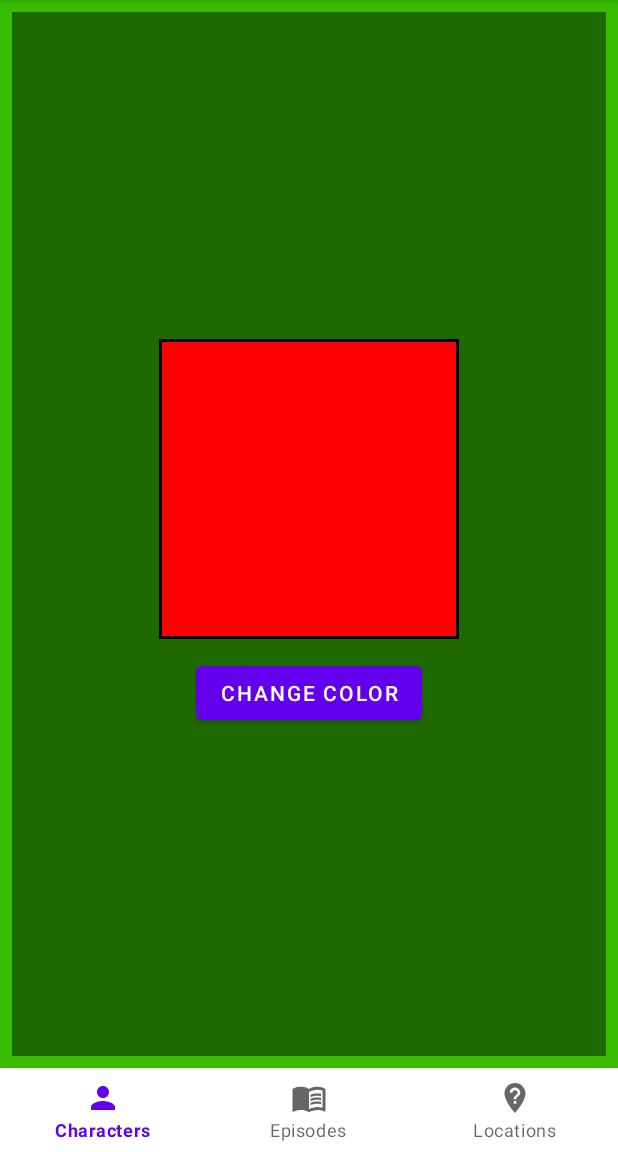
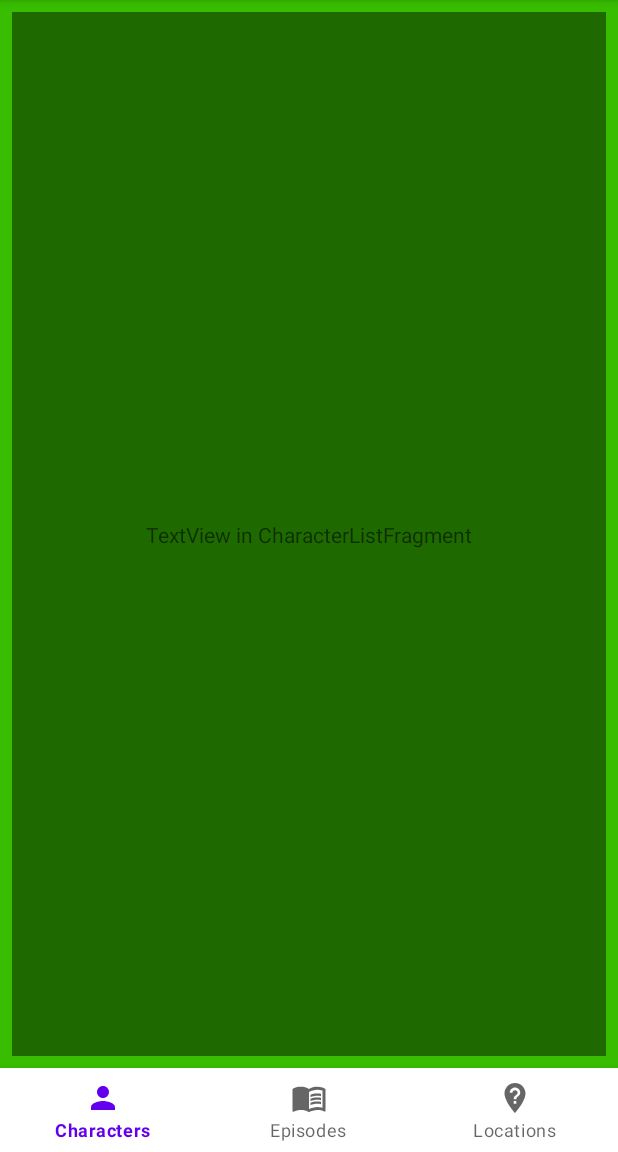
Before and after one commit to ThePhyrus/TheRickAndMorty, an Android app: the screen it shows after launch (MainActivity), on a phone screen of 412 x 824 dp, the part 84-1236 px from its top. Run offline under Robolectric (Android 15) with nearby library versions, the phone set to English and light mode, and no system bars.

Commit message:
Удалил всё, что связанно с цветным приложением

```diff
--- a/app/src/main/AndroidManifest.xml
+++ b/app/src/main/AndroidManifest.xml
@@ -14,7 +14,7 @@
         android:theme="@style/Theme.TheRickAndMorty"
         tools:targetApi="31">
         <activity
-            android:name=".MainActivity"
+            android:name=".views.MainActivity"
             android:exported="true">
             <intent-filter>
                 <action android:name="android.intent.action.MAIN" />
--- a/app/src/main/java/roman/bannikov/therickandmorty/App.kt
+++ b/app/src/main/java/roman/bannikov/therickandmorty/App.kt
@@ -3,7 +3,8 @@ package roman.bannikov.therickandmorty
 import android.app.Application
 import roman.bannikov.foundation.BaseApplication
 import roman.bannikov.foundation.model.Repository
-import roman.bannikov.therickandmorty.model.colors.InMemoryColorsRepository
+import roman.bannikov.therickandmorty.models.character.InMemoryCharacterRepository
+
 
 /**
  * Точка входа в приложение (прописывается в манифесте). Этот класс являестся "singletone scope",
@@ -23,7 +24,7 @@ class App : Application(), BaseApplication {
      */
     //переопределяем из BaseApplication:
     override val repositories: List<Repository> = listOf<Repository>(
-        InMemoryColorsRepository() //Можно добавить ещё репозитории через запятую
+        InMemoryCharacterRepository() //Можно добавить ещё репозитории через запятую
     )
 
 }
--- a/app/src/main/java/roman/bannikov/therickandmorty/model/colors/ColorsRepository.kt
+++ /dev/null
@@ -1,43 +0,0 @@
-package roman.bannikov.therickandmorty.model.colors
-
-import roman.bannikov.foundation.model.Repository
-
-typealias ColorListener = (NamedColor) -> Unit
-
-/**
- * Repository interface example.
- *
- * Provides access to the available colors and current selected color.
- *
- * Наследуется от класса Repository из пакета foundation и поределяет список действий, полей,
- * будут доступны для этого репозитория. Именно этот (ColorsRepository) интерфейс будет
- * использоваться для конструктора вью-модели, которая будет работать с ColorsRepository. А уже
- * конкретная реализация ColorsRepository (пока одна и называется InMemoryColorsRepository)
- * реализует interface ColorsRepository.
- */
-interface ColorsRepository : Repository {
-
-    var currentColor: NamedColor
-
-    /**
-     * Get the list of all available colors that may be chosen by the user.
-     */
-    fun getAvailableColors(): List<NamedColor>
-
-    /**
-     * Get the color content by its ID
-     */
-    fun getById(id: Long): NamedColor
-
-    /**
-     * Listen for the current color changes.
-     * The listener is triggered immediately with the current value when calling this method.
-     */
-    fun addListener(listener: ColorListener)
-
-    /**
-     * Stop listening for the current color changes
-     */
-    fun removeListener(listener: ColorListener)
-
-}
--- a/app/src/main/java/roman/bannikov/therickandmorty/model/colors/InMemoryColorsRepository.kt
+++ /dev/null
@@ -1,60 +0,0 @@
-package roman.bannikov.therickandmorty.model.colors
-
-import android.graphics.Color
-
-/**
- * Simple in-memory implementation of [ColorsRepository]
- *
- * Вся реализация интерфейса ColorsRepository пока сводится к тому, что все цвета пока просто
- * хранятся в памяти приложения. Но о данной конкретной реализации интерфейса ColorsRepository
- * вью-модель абсолютно ничего не знает. Вью-модель знает только сам интерфейс ColorsRepository, а
- * какая реализация будет у интерфейса ColorsRepository определяется в классе App.
- *
- */
-class InMemoryColorsRepository : ColorsRepository {
-
-    override var currentColor: NamedColor = AVAILABLE_COLORS[0]
-        set(value) {
-            if (field != value) {
-                field = value
-                listeners.forEach { it(value) }
-            }
-        }
-
-    private val listeners = mutableSetOf<ColorListener>()
-
-    override fun getAvailableColors(): List<NamedColor> = AVAILABLE_COLORS
-
-    override fun addListener(listener: ColorListener) {
-        listeners += listener
-        listener(currentColor)
-    }
-
-    override fun removeListener(listener: ColorListener) {
-        listeners -= listener
-    }
-
-    override fun getById(id: Long): NamedColor {
-        return AVAILABLE_COLORS.first { it.id == id }
-    }
-
-    companion object { //тут цвета хранятся
-        private val AVAILABLE_COLORS = listOf(
-            NamedColor(1, "Red", Color.RED),
-            NamedColor(2, "Green", Color.GREEN),
-            NamedColor(3, "Blue", Color.BLUE),
-            NamedColor(4, "Yellow", Color.YELLOW),
-            NamedColor(5, "Magenta", Color.MAGENTA),
-            NamedColor(6, "Cyan", Color.CYAN),
-            NamedColor(7, "Gray", Color.GRAY),
-            NamedColor(8, "Navy", Color.rgb(0, 0, 128)),
-            NamedColor(9, "Pink", Color.rgb(255, 20, 147)),
-            NamedColor(10, "Sienna", Color.rgb(160, 82, 45)),
-            NamedColor(11, "Khaki", Color.rgb(240, 230, 140)),
-            NamedColor(12, "Forest Green", Color.rgb(34, 139, 34)),
-            NamedColor(13, "Sky", Color.rgb(135, 206, 250)),
-            NamedColor(14, "Olive", Color.rgb(107, 142, 35)),
-            NamedColor(15, "Violet", Color.rgb(148, 0, 211)),
-        )
-    }
-}
--- a/app/src/main/java/roman/bannikov/therickandmorty/model/colors/NamedColor.kt
+++ /dev/null
@@ -1,10 +0,0 @@
-package roman.bannikov.therickandmorty.model.colors
-
-/**
- * Represents color data
- */
-data class NamedColor(
-    val id: Long,
-    val name: String,
-    val value: Int
-)
--- a/app/src/main/java/roman/bannikov/therickandmorty/model/character/TheCharacter.kt
+++ b/app/src/main/java/roman/bannikov/therickandmorty/models/character/Character.kt
@@ -1,6 +1,6 @@
-package roman.bannikov.therickandmorty.model.character
+package roman.bannikov.therickandmorty.models.character
 
-data class TheCharacter(
+data class Character(
     val id: Long,
     val name:String,
     val species:String,
--- /dev/null
+++ b/app/src/main/java/roman/bannikov/therickandmorty/models/character/CharacterRepository.kt
@@ -0,0 +1,45 @@
+package roman.bannikov.therickandmorty.models.character
+
+import roman.bannikov.foundation.model.Repository
+
+
+typealias CharacterListener = (Character) -> Unit
+
+
+/**
+ * Repository interface example.
+ *
+ * Provides access to the available colors and current selected color.
+ *
+ * Наследуется от класса Repository из пакета foundation и поределяет список действий, полей,
+ * будут доступны для этого репозитория. Именно этот (CharacterRepository) интерфейс будет
+ * использоваться для конструктора вью-модели, которая будет работать с CharacterRepository. А уже
+ * конкретная реализация CharacterRepository (пока одна и называется InMemoryCharacterRepository)
+ * реализует interface CharacterRepository... Сам-то понял, что сказал??.
+ */
+interface CharacterRepository : Repository {
+
+    var selectedCharacter: Character
+
+    /**
+     * Get the list of all characters that may be chosen by the user.
+     */
+    fun getCharacterList(): List<Character>
+
+    /**
+     * Get the character by its ID
+     */
+    fun getById(id: Long): Character
+
+    /**
+     * Listen for the changes.
+     * The listener is triggered immediately with the current value when calling this method.
+     */
+    fun addListener(listener: CharacterListener)
+
+    /**
+     * Stop listening for the changes
+     */
+    fun removeListener(listener: CharacterListener)
+
+}
--- /dev/null
+++ b/app/src/main/java/roman/bannikov/therickandmorty/models/character/InMemoryCharacterRepository.kt
@@ -0,0 +1,51 @@
+package roman.bannikov.therickandmorty.models.character
+
+import android.graphics.Color
+
+/**
+ * Simple in-memory implementation of [CharacterRepository]
+ *
+ * Вся реализация интерфейса CharacterRepository пока сводится к тому, что все персонажи пока просто
+ * хранятся в памяти приложения. Но о данной конкретной реализации интерфейса CharacterRepository
+ * вью-модель абсолютно ничего не знает. Вью-модель знает только сам интерфейс CharacterRepository,
+ * а какая реализация будет у интерфейса CharacterRepository определяется в классе App.
+ *
+ */
+class InMemoryCharacterRepository : CharacterRepository {
+
+   override var selectedCharacter: Character = SAVED_CHARACTERS[0]
+        set(value) {
+            if (field != value) {
+                field = value
+                listeners.forEach { it(value) }
+            }
+        }
+
+    private val listeners = mutableSetOf<CharacterListener>()
+
+
+    companion object { //тут персонажи хранятся
+        private val SAVED_CHARACTERS =
+            listOf(Character(id = 100L, "Roman", "Human", "Male", "Alive"))
+    }
+
+
+    override fun getCharacterList(): List<Character> {
+        return SAVED_CHARACTERS
+    }
+
+    override fun getById(id: Long): Character {
+        return SAVED_CHARACTERS.first { it.id == id }
+    }
+
+    override fun addListener(listener: CharacterListener) {
+        listeners += listener
+        listener(selectedCharacter)
+    }
+
+    override fun removeListener(listener: CharacterListener) {
+        listeners -= listener
+    }
+
+
+}
--- a/app/src/main/java/roman/bannikov/therickandmorty/MainActivity.kt
+++ b/app/src/main/java/roman/bannikov/therickandmorty/views/MainActivity.kt
@@ -1,4 +1,4 @@
-package roman.bannikov.therickandmorty
+package roman.bannikov.therickandmorty.views
 
 import android.os.Bundle
 import androidx.appcompat.app.AppCompatActivity
@@ -10,9 +10,10 @@ import roman.bannikov.foundation.utils.viewModelCreator
 
 
 import roman.bannikov.foundation.views.FragmentsHolder
+import roman.bannikov.therickandmorty.R
 import roman.bannikov.therickandmorty.databinding.ActivityMainBinding
-import roman.bannikov.therickandmorty.views.character.CharacterListFragment
-import roman.bannikov.therickandmorty.views.currentcolor.CurrentColorFragment
+import roman.bannikov.therickandmorty.adapters.character.CharacterListFragment
+
 
 /**
  * This application is a single-activity app. MainActivity is a container
@@ -56,7 +57,7 @@ class MainActivity : AppCompatActivity(), FragmentsHolder {
                 popEnterAnim = R.anim.pop_enter,
                 popExitAnim = R.anim.pop_exit
             ),
-            initialScreenCreator = { CurrentColorFragment.Screen() }
+            initialScreenCreator = { CharacterListFragment.Screen() }
         )
         navigator.onCreate(savedInstanceState) // создали навигатор, передали в него бандл
 
--- a/app/src/main/java/roman/bannikov/therickandmorty/views/currentcolor/CurrentColorFragment.kt
+++ /dev/null
@@ -1,40 +0,0 @@
-package roman.bannikov.therickandmorty.views.currentcolor
-
-import android.os.Bundle
-import android.view.LayoutInflater
-import android.view.View
-import android.view.ViewGroup
-
-import roman.bannikov.foundation.views.BaseFragment
-import roman.bannikov.foundation.views.BaseScreen
-import roman.bannikov.foundation.views.screenViewModel
-import roman.bannikov.therickandmorty.databinding.FragmentCurrentColorBinding
-
-class CurrentColorFragment : BaseFragment() {
-
-    /**
-     * Стартовы фрагмент
-     * */
-
-
-    // no arguments for this screen
-    class Screen : BaseScreen // определяется скрин для этого фрагмента
-
-    override val viewModel by screenViewModel<CurrentColorViewModel>()
-
-    override fun onCreateView(inflater: LayoutInflater, container: ViewGroup?, savedInstanceState: Bundle?): View {
-        val binding = FragmentCurrentColorBinding.inflate(inflater, container, false)
-
-        viewModel.currentColor.observe(viewLifecycleOwner) {
-            binding.colorView.setBackgroundColor(it.value)
-        }
-
-        binding.changeColorButton.setOnClickListener {
-            viewModel.changeColor()
-        }
-
-        return binding.root
-    }
-
-
-}
--- a/app/src/main/java/roman/bannikov/therickandmorty/views/currentcolor/CurrentColorViewModel.kt
+++ /dev/null
@@ -1,62 +0,0 @@
-package roman.bannikov.therickandmorty.views.currentcolor
-
-import androidx.lifecycle.LiveData
-import androidx.lifecycle.MutableLiveData
-import roman.bannikov.foundation.navigator.Navigator
-import roman.bannikov.foundation.uiactions.UiActions
-import roman.bannikov.foundation.views.BaseViewModel
-import roman.bannikov.therickandmorty.R
-import roman.bannikov.therickandmorty.model.colors.ColorListener
-import roman.bannikov.therickandmorty.model.colors.ColorsRepository
-import roman.bannikov.therickandmorty.model.colors.NamedColor
-import roman.bannikov.therickandmorty.views.changecolor.ChangeColorFragment
-
-class CurrentColorViewModel(
-    //перечисляем зависимости этой вью-модели
-    private val navigator: Navigator,
-    private val uiActions: UiActions,
-    private val colorsRepository: ColorsRepository
-) : BaseViewModel() {
-
-    private val _currentColor = MutableLiveData<NamedColor>()
-    val currentColor: LiveData<NamedColor> = _currentColor
-
-    private val colorListener: ColorListener = {
-        _currentColor.postValue(it)
-    }
-
-    // --- example of listening results via model layer
-
-    init {
-        colorsRepository.addListener(colorListener)
-    }
-
-    override fun onCleared() {
-        super.onCleared()
-        colorsRepository.removeListener(colorListener)
-    }
-
-    // --- example of listening results directly from the screen
-
-    override fun onResult(result: Any) {
-        /**
-         * Пример слушанья результата полученного во вором экране.
-         * То есть, когда во втором экране выбрали нужный цвет и нажали на кнопку save, второй
-         * экран посылает результат, а этот экран его получает.
-         * */
-        super.onResult(result)
-        if (result is NamedColor) {
-            val message = uiActions.getString(R.string.changed_color, result.name)
-            uiActions.toast(message)
-        }
-    }
-
-    // ---
-
-    fun changeColor() {
-        val currentColor = currentColor.value ?: return
-        val screen = ChangeColorFragment.Screen(currentColor.id)
-        navigator.launch(screen)
-    }
-
-}
--- a/app/src/main/res/layout/activity_main.xml
+++ b/app/src/main/res/layout/activity_main.xml
@@ -5,7 +5,7 @@
     android:layout_width="match_parent"
     android:layout_height="match_parent"
     android:background="@color/mr_main_background_color"
-    tools:context=".MainActivity">
+    tools:context=".views.MainActivity">
 
     <androidx.fragment.app.FragmentContainerView
 
@@ -18,7 +18,7 @@
         app:layout_constraintEnd_toEndOf="parent"
         app:layout_constraintStart_toStartOf="parent"
         app:layout_constraintTop_toTopOf="parent"
-        tools:context=".MainActivity" />
+        tools:context=".views.MainActivity" />
 
     <com.google.android.material.bottomnavigation.BottomNavigationView
         android:id="@+id/bottomNav"
```
Also changed, not shown: app/src/main/java/roman/bannikov/therickandmorty/adapters/character/CharacterListFragment.kt (renamed from app/src/main/java/roman/bannikov/therickandmorty/views/character/CharacterListFragment.kt, +4 -5 lines), app/src/main/java/roman/bannikov/therickandmorty/viewmodels/character/CharacterListViewModel.kt (renamed from app/src/main/java/roman/bannikov/therickandmorty/views/character/CharacterListViewModel.kt, +5 -15 lines), app/src/main/java/roman/bannikov/therickandmorty/views/changecolor/ChangeColorFragment.kt (deleted, +0 -86 lines), app/src/main/java/roman/bannikov/therickandmorty/views/changecolor/ChangeColorViewModel.kt (deleted, +0 -73 lines), app/src/main/java/roman/bannikov/therickandmorty/views/changecolor/ColorsAdapter.kt (deleted, +0 -63 lines), app/src/main/java/roman/bannikov/therickandmorty/views/changecolor/NamedColorListItem.kt (deleted, +0 -11 lines), app/src/main/java/roman/bannikov/therickandmorty/views/character/CharacterListAdapter.kt (+4 -4 lines).
